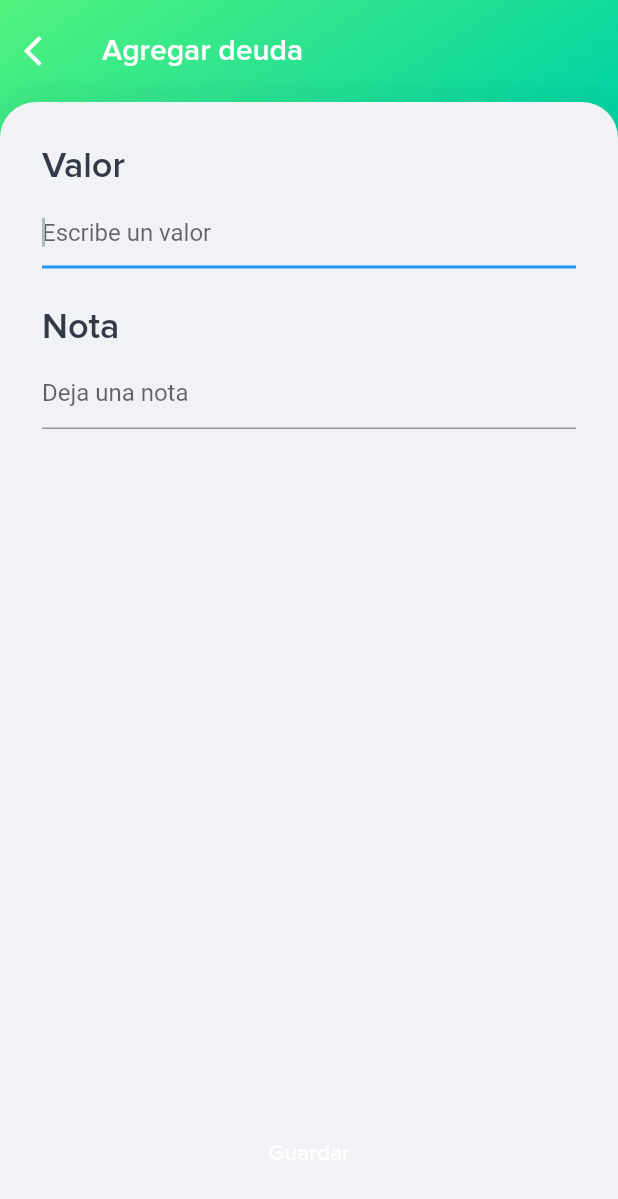
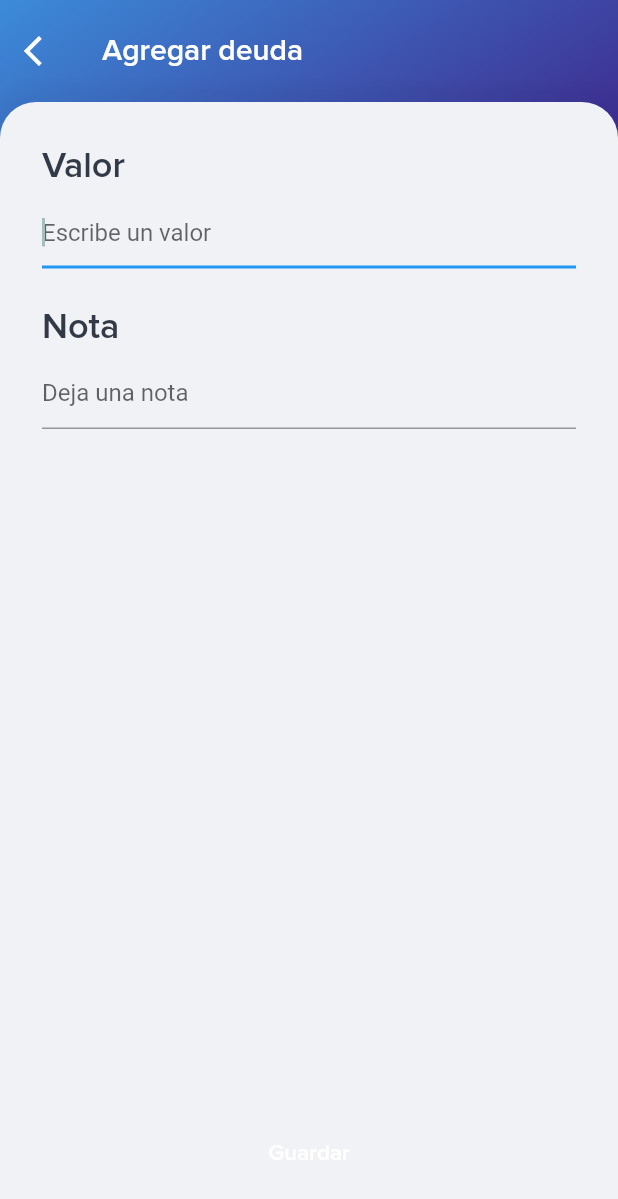
Before and after one commit to fabirt/debts-app, a Flutter app: the LoansPage screen opened directly with empty values, after a tap on the "add" icon, on a phone screen of 412 x 824 dp. Shown: the top 1199 px of the screen. Run offline on Flutter 3.47's test engine with Material 2 defaults, Android fonts, the phone set to English and light mode, and no system bars; our stand-ins replace rxdart, sqflite; accounts and stored records are empty.

Commit message:
Creando vista para agregar prestamo

```diff
--- /dev/null
+++ b/lib/src/pages/add_loan/add_loan_page.dart
@@ -0,0 +1,177 @@
+import 'package:flutter/material.dart';
+import 'package:debts_app/src/bloc/inherited_bloc.dart';
+import 'package:debts_app/src/models/index.dart';
+import 'package:debts_app/src/widgets/index.dart';
+import 'package:debts_app/src/utils/index.dart' as utils;
+
+class AddLoanPage extends StatefulWidget {
+  final Debtor debtor;
+  AddLoanPage({
+    Key key,
+    @required this.debtor
+  }): super(key: key);
+  @override
+  _AddLoanPageState createState() => _AddLoanPageState();
+}
+
+class _AddLoanPageState extends State<AddLoanPage> {
+  String value;
+  String description;
+  bool valid;
+
+  @override
+  void initState() {
+    super.initState();
+    value = '';
+    description = '';
+    valid = false;
+  }
+
+  void _saveDebt() async {
+    final bloc = InheritedBloc.of(context);
+    final debt = Debt(
+      debtorId: widget.debtor.id,
+      value: double.parse(value),
+      description: description,
+      date: DateTime.now().toString()
+    );
+    await bloc.debtorsBloc.addDebt(debt, widget.debtor);
+    Navigator.pop(context);
+  }
+
+  void _validateForm() {
+    if (value.isNotEmpty && description.isNotEmpty) {
+      valid = true;
+    } else {
+      valid = false;
+    }
+  }
+
+  void _onValueTextChanged(String text) {
+    value = text;
+    _validateForm();
+    setState(() {});
+  }
+
+  void _onNoteTextChanged(String text) {
+    description = text;
+    _validateForm();
+    setState(() {});
+  }
+
+  @override
+  Widget build(BuildContext context) {
+    return Scaffold(
+      body: BlueHeaderContainer(
+        child: Column(
+          children: <Widget>[
+            _buildHeader(context),
+            Expanded(
+              child: RoundedShadowContainer(
+                child: Column(
+                  mainAxisAlignment: MainAxisAlignment.spaceBetween,
+                  children: <Widget>[
+                    SingleChildScrollView(child: _buildContent()),
+                    _buildButton(),
+                  ],
+                ),
+              ),
+            )
+          ],
+        ),
+      ),
+    );
+  }
+
+  Widget _buildHeader(BuildContext context) {
+    return CustomAppBar(titleText: 'Agregar deuda');
+  }
+
+  Widget _buildContent() {
+    return Padding(
+      padding: EdgeInsets.all(28.0),
+      child: Column(
+        mainAxisSize: MainAxisSize.min,
+        crossAxisAlignment: CrossAxisAlignment.start,
+        children: <Widget>[
+          FractionallySizedBox(
+            widthFactor: 1.0,
+          ),
+          Text(
+            'Valor',
+            style: TextStyle(fontSize: 24.0, fontWeight: FontWeight.w600),
+          ),
+          SizedBox(
+            height: 6.0,
+          ),
+          _buildValueTextField(),
+          SizedBox(
+            height: 24.0,
+          ),
+          Text(
+            'Nota',
+            style: TextStyle(fontSize: 24.0, fontWeight: FontWeight.w600),
+          ),
+          SizedBox(
+            height: 6.0,
+          ),
+          _buildNoteTextField(),
+                  ],
+      ),
+    );
+  }
+
+  Widget _buildValueTextField() {
+    return Theme(
+      data: ThemeData(primaryColor: utils.Colors.towerGray),
+      child: TextField(
+        autofocus: true,
+        keyboardType: TextInputType.number,
+        cursorColor: utils.Colors.towerGray,
+        onChanged: _onValueTextChanged,
+        decoration: InputDecoration(
+          hintText: 'Escribe un valor',
+        ),
+      ),
+    );
+  }
+
+  Widget _buildNoteTextField() {
+    return Theme(
+      data: ThemeData(primaryColor: utils.Colors.towerGray),
+      child: TextField(
+        textCapitalization: TextCapitalization.sentences,
+        cursorColor: utils.Colors.towerGray,
+        onChanged: _onNoteTextChanged,
+        decoration: InputDecoration(
+          hintText: 'Deja una nota',
+        ),
+      ),
+    );
+  }
+
+  Widget _buildButton() {
+    return Container(
+      margin: EdgeInsets.only(bottom: 30.0),
+      child: ClipRRect(
+        borderRadius: BorderRadius.circular(30.0),
+        child: FlatButton(
+          onPressed: valid ? _saveDebt : null,
+          color: utils.Colors.brightGray,
+          textColor: Colors.white,
+          child: FractionallySizedBox(
+            widthFactor: 0.8,
+            child: Container(
+              alignment: Alignment.center,
+              padding: EdgeInsets.all(16.0),
+              child: Text(
+                'Guardar',
+                style: TextStyle(fontWeight: FontWeight.w600, fontSize: 15.0),
+              ),
+            ),
+          ),
+        ),
+      ),
+    );
+  }
+}
--- a/lib/src/pages/index.dart
+++ b/lib/src/pages/index.dart
@@ -1,8 +1,12 @@
+// HOME
 export 'package:debts_app/src/pages/home/home_page.dart';
+// OWE ME
 export 'package:debts_app/src/pages/debtors/debtors_page.dart';
 export 'package:debts_app/src/pages/add_debtor/add_debtor_page.dart';
 export 'package:debts_app/src/pages/debtor_debts/debtor_debts_page.dart';
 export 'package:debts_app/src/pages/add_debt/add_debt_page.dart';
+// I OWE
 export 'package:debts_app/src/pages/lenders/lenders_page.dart';
 export 'package:debts_app/src/pages/add_lender/add_lender_page.dart';
 export 'package:debts_app/src/pages/loans/loans_page.dart';
+export 'package:debts_app/src/pages/add_loan/add_loan_page.dart';
--- a/lib/src/pages/loans/loans_page.dart
+++ b/lib/src/pages/loans/loans_page.dart
@@ -2,7 +2,7 @@ import 'package:flutter/material.dart';
 import 'package:debts_app/src/bloc/inherited_bloc.dart';
 import 'package:debts_app/src/models/index.dart';
 import 'package:debts_app/src/widgets/index.dart';
-import 'package:debts_app/src/pages/add_debt/add_debt_page.dart';
+import 'package:debts_app/src/pages/add_loan/add_loan_page.dart';
 import 'package:debts_app/src/pages/loans/widgets/loan_card.dart';
 import 'package:debts_app/src/utils/index.dart' as utils;
 
@@ -66,7 +66,7 @@ class LoansPage extends StatelessWidget {
   }
 
   void _addDebt(BuildContext context) {
-    Navigator.push(context, FadeRoute(page: AddDebtPage(debtor: debtor)));
+    Navigator.push(context, FadeRoute(page: AddLoanPage(debtor: debtor)));
   }
 
   void _deleteDebt(Debt debt, InheritedBloc bloc) async {
```
